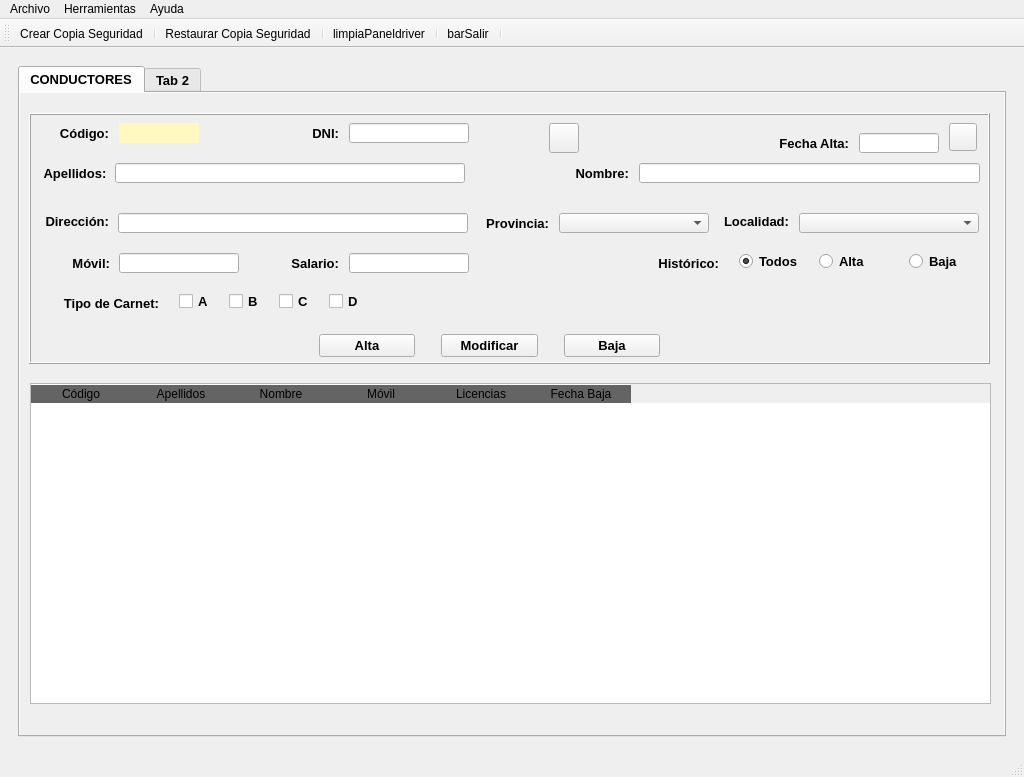
This is RibasGonzalez/templates/MainWindow.ui in DiegoSabir/InterfaceDevelopment as Qt 5 draws it before an edit. The edited form follows.
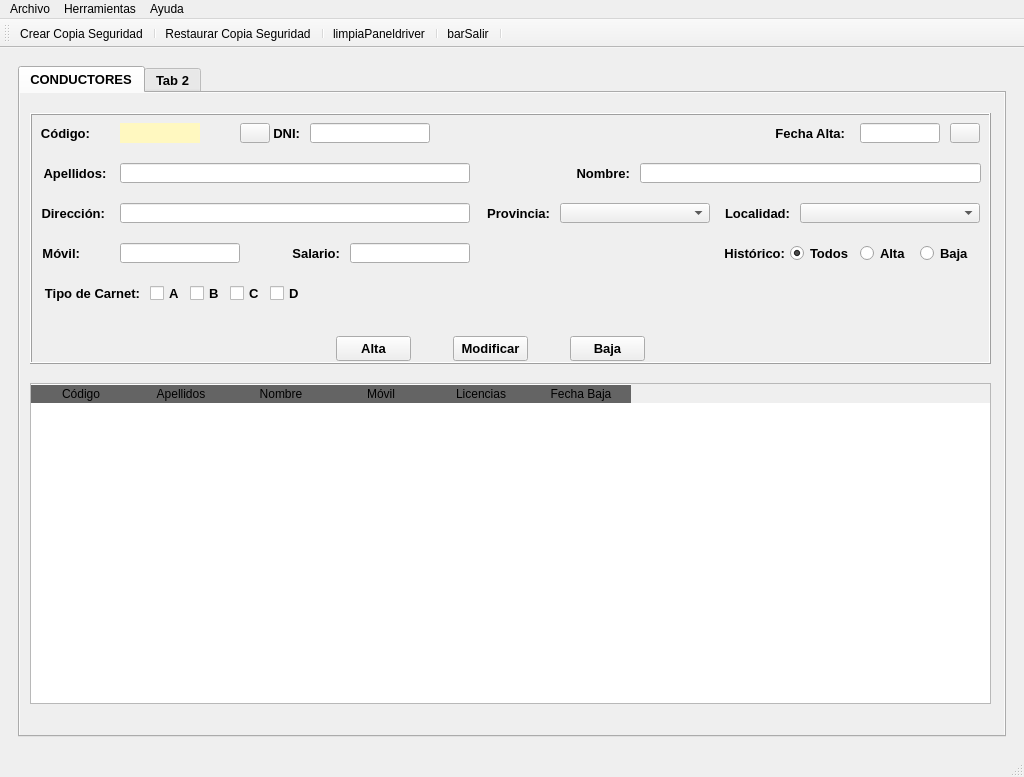
This is the edited form. Icons and pictures are not drawn.

```diff
--- a/RibasGonzalez/templates/MainWindow.ui
+++ b/RibasGonzalez/templates/MainWindow.ui
@@ -80,7 +80,7 @@
           <widget class="QFrame" name="frngestdrive">
            <property name="geometry">
             <rect>
-             <x>9</x>
+             <x>10</x>
              <y>20</y>
              <width>961</width>
              <height>251</height>
@@ -132,22 +132,22 @@
            <widget class="QLabel" name="lblValidardni">
             <property name="geometry">
              <rect>
-              <x>450</x>
+              <x>410</x>
               <y>10</y>
-              <width>60</width>
-              <height>30</height>
+              <width>40</width>
+              <height>20</height>
              </rect>
             </property>
             <property name="minimumSize">
              <size>
-              <width>60</width>
-              <height>30</height>
+              <width>35</width>
+              <height>20</height>
              </size>
             </property>
             <property name="maximumSize">
              <size>
-              <width>60</width>
-              <height>30</height>
+              <width>35</width>
+              <height>20</height>
              </size>
             </property>
             <property name="font">
@@ -168,20 +168,20 @@
              <rect>
               <x>920</x>
               <y>10</y>
-              <width>28</width>
-              <height>28</height>
+              <width>30</width>
+              <height>20</height>
              </rect>
             </property>
             <property name="minimumSize">
              <size>
-              <width>28</width>
-              <height>28</height>
+              <width>30</width>
+              <height>20</height>
              </size>
             </property>
             <property name="maximumSize">
              <size>
-              <width>28</width>
-              <height>28</height>
+              <width>30</width>
+              <height>20</height>
              </size>
             </property>
             <property name="text">
@@ -201,7 +201,7 @@
            <widget class="QLineEdit" name="txtApel">
             <property name="geometry">
              <rect>
-              <x>86</x>
+              <x>90</x>
               <y>50</y>
               <width>350</width>
               <height>20</height>
@@ -226,7 +226,7 @@
            <widget class="QLabel" name="lblApel">
             <property name="geometry">
              <rect>
-              <x>11</x>
+              <x>10</x>
               <y>50</y>
               <width>70</width>
               <height>20</height>
@@ -286,7 +286,7 @@
             <property name="geometry">
              <rect>
               <x>830</x>
-              <y>20</y>
+              <y>10</y>
               <width>80</width>
               <height>20</height>
              </rect>
@@ -316,7 +316,7 @@
            <widget class="QLabel" name="lblDni">
             <property name="geometry">
              <rect>
-              <x>280</x>
+              <x>240</x>
               <y>10</y>
               <width>30</width>
               <height>20</height>
@@ -344,7 +344,7 @@
            <widget class="QLineEdit" name="txtDni">
             <property name="geometry">
              <rect>
-              <x>320</x>
+              <x>280</x>
               <y>10</y>
               <width>120</width>
               <height>20</height>
@@ -372,7 +372,7 @@
            <widget class="QLabel" name="lblCod">
             <property name="geometry">
              <rect>
-              <x>30</x>
+              <x>10</x>
               <y>10</y>
               <width>50</width>
               <height>20</height>
@@ -394,21 +394,21 @@
            <widget class="QLabel" name="lblDatadriver">
             <property name="geometry">
              <rect>
-              <x>710</x>
-              <y>20</y>
-              <width>110</width>
+              <x>740</x>
+              <y>10</y>
+              <width>75</width>
               <height>20</height>
              </rect>
             </property>
             <property name="minimumSize">
              <size>
-              <width>110</width>
+              <width>75</width>
               <height>20</height>
              </size>
             </property>
             <property name="maximumSize">
              <size>
-              <width>110</width>
+              <width>75</width>
               <height>20</height>
              </size>
             </property>
@@ -445,14 +445,20 @@
             <property name="geometry">
              <rect>
               <x>10</x>
-              <y>100</y>
-              <width>70</width>
-              <height>16</height>
+              <y>90</y>
+              <width>65</width>
+              <height>20</height>
              </rect>
             </property>
+            <property name="minimumSize">
+             <size>
+              <width>65</width>
+              <height>20</height>
+             </size>
+            </property>
             <property name="maximumSize">
              <size>
-              <width>70</width>
+              <width>65</width>
               <height>20</height>
              </size>
             </property>
@@ -466,8 +472,8 @@
            <widget class="QLineEdit" name="txtDirdriver">
             <property name="geometry">
              <rect>
-              <x>89</x>
-              <y>100</y>
+              <x>90</x>
+              <y>90</y>
               <width>350</width>
               <height>20</height>
              </rect>
@@ -488,15 +494,21 @@
            <widget class="QLabel" name="lblMovil">
             <property name="geometry">
              <rect>
-              <x>20</x>
-              <y>140</y>
-              <width>61</width>
+              <x>10</x>
+              <y>130</y>
+              <width>40</width>
               <height>20</height>
              </rect>
             </property>
+            <property name="minimumSize">
+             <size>
+              <width>40</width>
+              <height>20</height>
+             </size>
+            </property>
             <property name="maximumSize">
              <size>
-              <width>70</width>
+              <width>40</width>
               <height>20</height>
              </size>
             </property>
@@ -511,7 +523,7 @@
             <property name="geometry">
              <rect>
               <x>770</x>
-              <y>100</y>
+              <y>90</y>
               <width>180</width>
               <height>20</height>
              </rect>
@@ -533,11 +545,17 @@
             <property name="geometry">
              <rect>
               <x>450</x>
-              <y>100</y>
+              <y>90</y>
               <width>70</width>
               <height>20</height>
              </rect>
             </property>
+            <property name="minimumSize">
+             <size>
+              <width>70</width>
+              <height>20</height>
+             </size>
+            </property>
             <property name="maximumSize">
              <size>
               <width>70</width>
@@ -555,7 +573,7 @@
             <property name="geometry">
              <rect>
               <x>530</x>
-              <y>100</y>
+              <y>90</y>
               <width>150</width>
               <height>20</height>
              </rect>
@@ -577,11 +595,17 @@
             <property name="geometry">
              <rect>
               <x>690</x>
-              <y>100</y>
+              <y>90</y>
               <width>70</width>
-              <height>16</height>
+              <height>20</height>
              </rect>
             </property>
+            <property name="minimumSize">
+             <size>
+              <width>70</width>
+              <height>20</height>
+             </size>
+            </property>
             <property name="maximumSize">
              <size>
               <width>70</width>
@@ -599,7 +623,7 @@
             <property name="geometry">
              <rect>
               <x>90</x>
-              <y>140</y>
+              <y>130</y>
               <width>120</width>
               <height>20</height>
              </rect>
@@ -624,7 +648,7 @@
             <property name="geometry">
              <rect>
               <x>250</x>
-              <y>140</y>
+              <y>130</y>
               <width>60</width>
               <height>20</height>
              </rect>
@@ -658,7 +682,7 @@
             <property name="geometry">
              <rect>
               <x>320</x>
-              <y>140</y>
+              <y>130</y>
               <width>120</width>
               <height>20</height>
              </rect>
@@ -682,8 +706,8 @@
            <widget class="QLabel" name="lblCarnet">
             <property name="geometry">
              <rect>
-              <x>30</x>
-              <y>180</y>
+              <x>10</x>
+              <y>170</y>
               <width>100</width>
               <height>20</height>
              </rect>
@@ -691,7 +715,7 @@
             <property name="minimumSize">
              <size>
               <width>80</width>
-              <height>0</height>
+              <height>20</height>
              </size>
             </property>
             <property name="maximumSize">
@@ -710,12 +734,24 @@
            <widget class="QCheckBox" name="chkA">
             <property name="geometry">
              <rect>
-              <x>150</x>
-              <y>180</y>
-              <width>41</width>
-              <height>17</height>
+              <x>120</x>
+              <y>170</y>
+              <width>30</width>
+              <height>20</height>
              </rect>
             </property>
+            <property name="minimumSize">
+             <size>
+              <width>30</width>
+              <height>20</height>
+             </size>
+            </property>
+            <property name="maximumSize">
+             <size>
+              <width>30</width>
+              <height>20</height>
+             </size>
+            </property>
             <property name="text">
              <string>A</string>
             </property>
@@ -723,12 +759,24 @@
            <widget class="QCheckBox" name="chkB">
             <property name="geometry">
              <rect>
-              <x>200</x>
-              <y>180</y>
-              <width>41</width>
-              <height>17</height>
+              <x>160</x>
+              <y>170</y>
+              <width>30</width>
+              <height>20</height>
              </rect>
             </property>
+            <property name="minimumSize">
+             <size>
+              <width>30</width>
+              <height>20</height>
+             </size>
+            </property>
+            <property name="maximumSize">
+             <size>
+              <width>30</width>
+              <height>20</height>
+             </size>
+            </property>
             <property name="text">
              <string>B</string>
             </property>
@@ -736,12 +784,24 @@
            <widget class="QCheckBox" name="chkC">
             <property name="geometry">
              <rect>
-              <x>250</x>
-              <y>180</y>
-              <width>41</width>
-              <height>17</height>
+              <x>200</x>
+              <y>170</y>
+              <width>30</width>
+              <height>20</height>
              </rect>
             </property>
+            <property name="minimumSize">
+             <size>
+              <width>30</width>
+              <height>20</height>
+             </size>
+            </property>
+            <property name="maximumSize">
+             <size>
+              <width>30</width>
+              <height>20</height>
+             </size>
+            </property>
             <property name="text">
              <string>C</string>
             </property>
@@ -749,12 +809,24 @@
            <widget class="QCheckBox" name="chkD">
             <property name="geometry">
              <rect>
-              <x>300</x>
-              <y>180</y>
-              <width>41</width>
-              <height>17</height>
+              <x>240</x>
+              <y>170</y>
+              <width>30</width>
+              <height>20</height>
              </rect>
             </property>
+            <property name="minimumSize">
+             <size>
+              <width>30</width>
+              <height>20</height>
+             </size>
+            </property>
+            <property name="maximumSize">
+             <size>
+              <width>30</width>
+              <height>20</height>
+             </size>
+            </property>
             <property name="text">
              <string>D</string>
             </property>
@@ -762,21 +834,21 @@
            <widget class="QLabel" name="lblEstado">
             <property name="geometry">
              <rect>
-              <x>610</x>
-              <y>140</y>
-              <width>80</width>
+              <x>690</x>
+              <y>130</y>
+              <width>65</width>
               <height>20</height>
              </rect>
             </property>
             <property name="minimumSize">
              <size>
-              <width>80</width>
-              <height>0</height>
+              <width>65</width>
+              <height>20</height>
              </size>
             </property>
             <property name="maximumSize">
              <size>
-              <width>100</width>
+              <width>65</width>
               <height>20</height>
              </size>
             </property>
@@ -790,12 +862,24 @@
            <widget class="QRadioButton" name="rbtAlta">
             <property name="geometry">
              <rect>
-              <x>790</x>
-              <y>140</y>
-              <width>61</width>
-              <height>17</height>
+              <x>830</x>
+              <y>130</y>
+              <width>50</width>
+              <height>20</height>
              </rect>
             </property>
+            <property name="minimumSize">
+             <size>
+              <width>50</width>
+              <height>20</height>
+             </size>
+            </property>
+            <property name="maximumSize">
+             <size>
+              <width>50</width>
+              <height>20</height>
+             </size>
+            </property>
             <property name="text">
              <string>Alta</string>
             </property>
@@ -806,12 +890,24 @@
            <widget class="QRadioButton" name="rbtBaja">
             <property name="geometry">
              <rect>
-              <x>880</x>
-              <y>140</y>
-              <width>61</width>
-              <height>17</height>
+              <x>890</x>
+              <y>130</y>
+              <width>50</width>
+              <height>20</height>
              </rect>
             </property>
+            <property name="minimumSize">
+             <size>
+              <width>50</width>
+              <height>20</height>
+             </size>
+            </property>
+            <property name="maximumSize">
+             <size>
+              <width>50</width>
+              <height>20</height>
+             </size>
+            </property>
             <property name="text">
              <string>Baja</string>
             </property>
@@ -822,12 +918,24 @@
            <widget class="QRadioButton" name="rbtTodos">
             <property name="geometry">
              <rect>
-              <x>710</x>
-              <y>140</y>
-              <width>61</width>
-              <height>17</height>
+              <x>760</x>
+              <y>130</y>
+              <width>60</width>
+              <height>20</height>
              </rect>
             </property>
+            <property name="minimumSize">
+             <size>
+              <width>60</width>
+              <height>20</height>
+             </size>
+            </property>
+            <property name="maximumSize">
+             <size>
+              <width>60</width>
+              <height>20</height>
+             </size>
+            </property>
             <property name="text">
              <string>Todos</string>
             </property>
@@ -844,7 +952,7 @@
               <x>290</x>
               <y>220</y>
               <width>341</width>
-              <height>26</height>
+              <height>32</height>
              </rect>
             </property>
             <layout class="QHBoxLayout" name="horizontalLayout_2">
@@ -856,7 +964,13 @@
                <property name="minimumSize">
                 <size>
                  <width>75</width>
-                 <height>20</height>
+                 <height>25</height>
+                </size>
+               </property>
+               <property name="maximumSize">
+                <size>
+                 <width>75</width>
+                 <height>25</height>
                 </size>
                </property>
                <property name="text">
@@ -885,7 +999,13 @@
                <property name="minimumSize">
                 <size>
                  <width>75</width>
-                 <height>20</height>
+                 <height>25</height>
+                </size>
+               </property>
+               <property name="maximumSize">
+                <size>
+                 <width>75</width>
+                 <height>25</height>
                 </size>
                </property>
                <property name="text">
@@ -914,7 +1034,13 @@
                <property name="minimumSize">
                 <size>
                  <width>75</width>
-                 <height>20</height>
+                 <height>25</height>
+                </size>
+               </property>
+               <property name="maximumSize">
+                <size>
+                 <width>75</width>
+                 <height>25</height>
                 </size>
                </property>
                <property name="text">
@@ -927,22 +1053,22 @@
            <widget class="QPushButton" name="btnBuscadri">
             <property name="geometry">
              <rect>
-              <x>520</x>
+              <x>210</x>
               <y>10</y>
               <width>30</width>
-              <height>30</height>
+              <height>20</height>
              </rect>
             </property>
             <property name="minimumSize">
              <size>
               <width>30</width>
-              <height>30</height>
+              <height>20</height>
              </size>
             </property>
             <property name="maximumSize">
              <size>
               <width>30</width>
-              <height>30</height>
+              <height>20</height>
              </size>
             </property>
             <property name="text">
@@ -954,19 +1080,6 @@
             </property>
            </widget>
           </widget>
-          <widget class="QSplitter" name="splitter">
-           <property name="geometry">
-            <rect>
-             <x>0</x>
-             <y>80</y>
-             <width>80</width>
-             <height>20</height>
-            </rect>
-           </property>
-           <property name="orientation">
-            <enum>Qt::Horizontal</enum>
-           </property>
-          </widget>
           <widget class="QTableWidget" name="tabDrivers">
            <property name="geometry">
             <rect>
@@ -1081,6 +1194,8 @@
     </property>
     <addaction name="actionCrear_Copia_Seguridad"/>
     <addaction name="actionRestaurar_Copia_Seguridad"/>
+    <addaction name="separator"/>
+    <addaction name="actionExportar_Datos_Excel"/>
    </widget>
    <addaction name="menuArchivo"/>
    <addaction name="menuHerramientas"/>
@@ -1171,6 +1286,11 @@
     <string>Alt+R</string>
    </property>
   </action>
+  <action name="actionExportar_Datos_Excel">
+   <property name="text">
+    <string>Exportar Datos .xls</string>
+   </property>
+  </action>
  </widget>
  <tabstops>
   <tabstop>panelPrincipal</tabstop>
```
